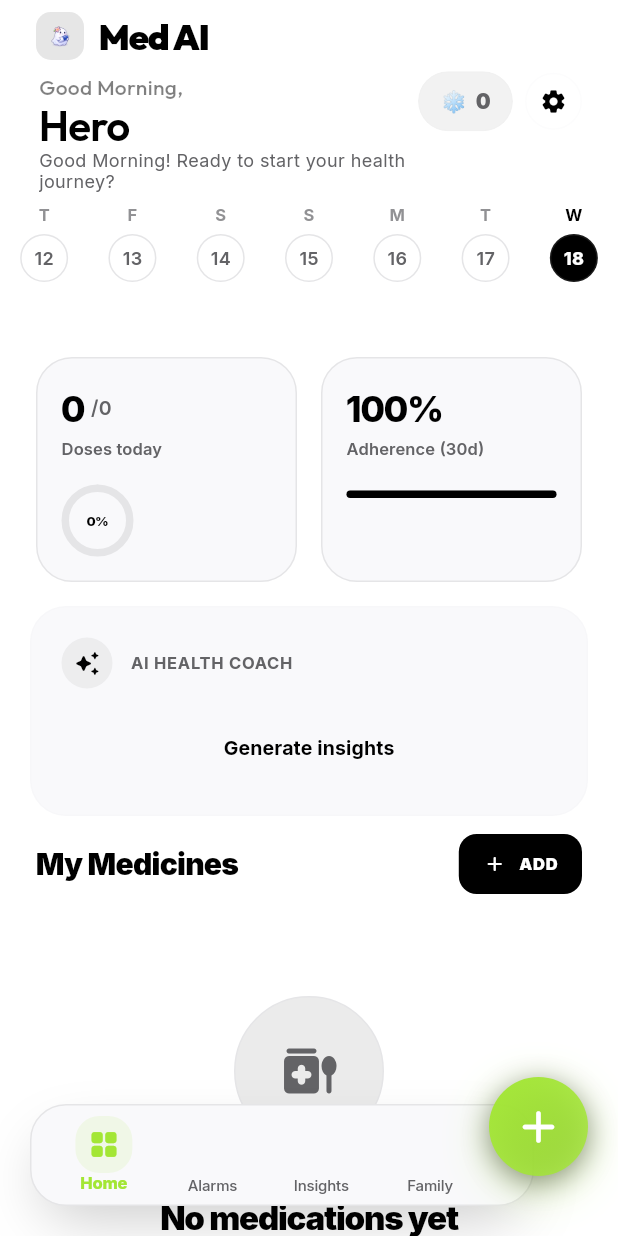
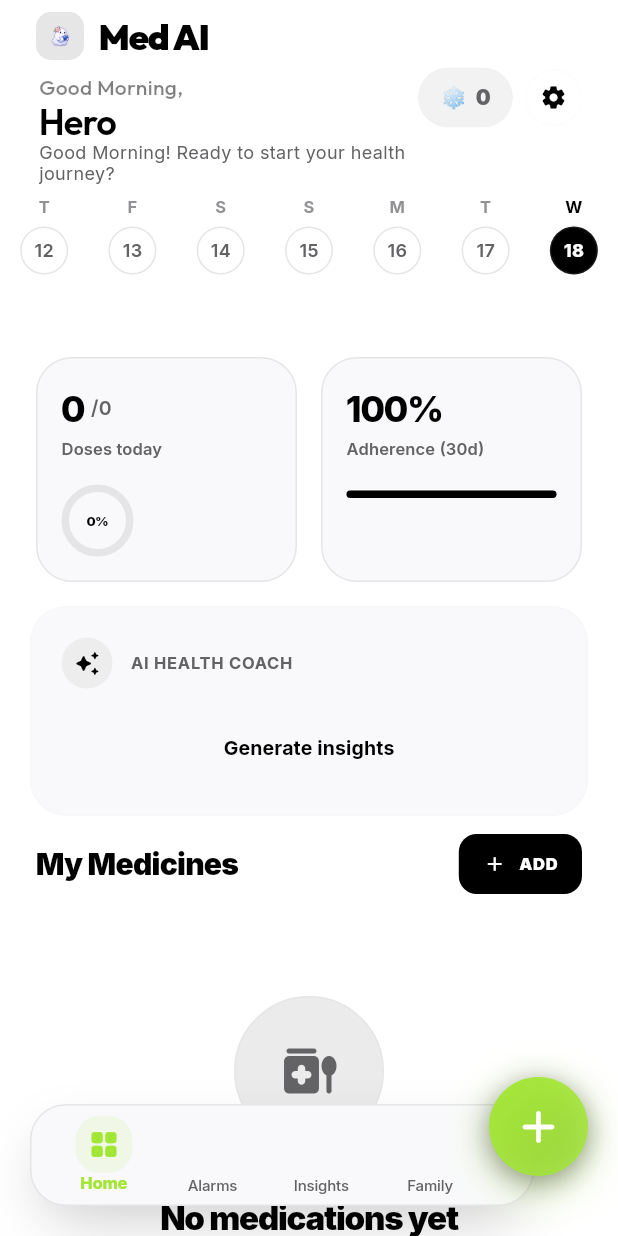
Before and after one commit to marafath1971-png/trackai, a Flutter app: the screen it shows after launch, on a phone screen of 412 x 824 dp. Run offline on Flutter 3.47's test engine with Material 3 defaults, Android fonts, the light colour scheme and no system bars; drawn by our look-alikes of flutter_animate; our stand-ins replace audioplayers, camera, cloud_firestore, firebase_analytics, firebase_auth, firebase_core and 20 more; missing offline and left inert: encrypt, flutter_dynamic_icon_plus, mobile_scanner; accounts and stored records are empty; statements that could not run were skipped.

Commit message:
Refine header user name typography to 24px semi-bold

```diff
--- a/medtrackaiflutter/lib/screens/home/widgets/home_header.dart
+++ b/medtrackaiflutter/lib/screens/home/widgets/home_header.dart
@@ -77,7 +77,7 @@ class HomeHeader extends StatelessWidget {
         Text(
           name,
           style: GoogleFonts.outfit(
-            fontSize: 28,
+            fontSize: 24,
             fontWeight: FontWeight.w600,
             color: L.text,
             letterSpacing: -0.5,
```
